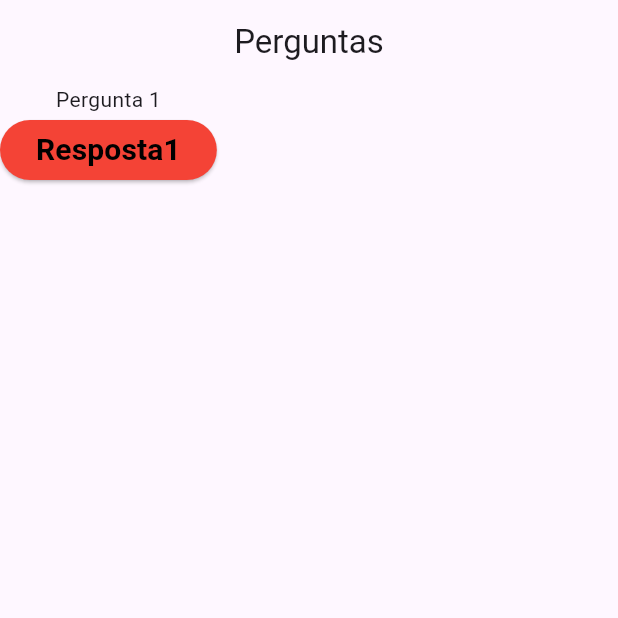
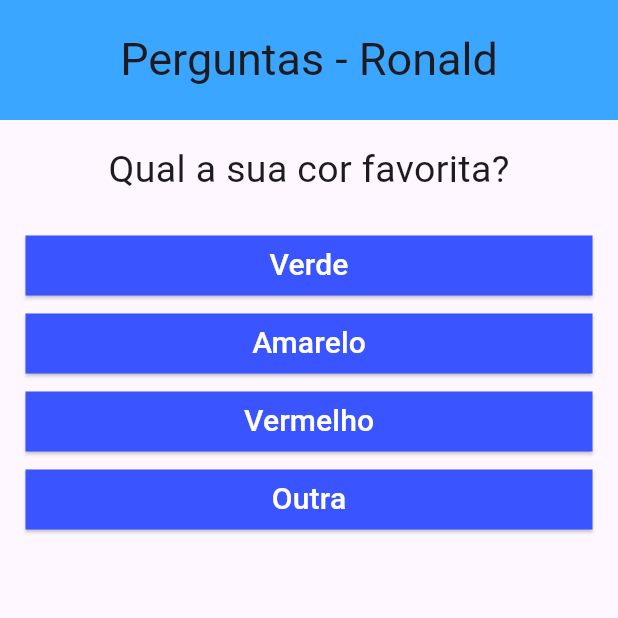
Before and after one commit to RonaldRodriguesD/PrjFlutter, a Flutter app: the screen it shows after launch, on a phone screen of 412 x 824 dp, the top half of it. Run offline on Flutter 3.47's test engine with Material 3 defaults, Android fonts, the phone set to English and light mode, and no system bars.

Commit message:
Atualização 01/12

```diff
--- /dev/null
+++ b/lib/botoes.dart
@@ -0,0 +1,27 @@
+import 'package:flutter/material.dart';
+
+class Botoes extends StatelessWidget {
+  const Botoes({required this.resp, required this.txt,super.key});
+
+  final VoidCallback resp;
+  final String txt;
+
+  @override
+  Widget build(BuildContext context) {
+    return Padding(
+      padding: const EdgeInsets.all(2),
+      child: SizedBox(
+        width: double.infinity,
+        child: ElevatedButton(
+          onPressed: resp,
+          style: ElevatedButton.styleFrom(
+            backgroundColor: const Color.fromARGB(255, 58, 84, 255),
+            foregroundColor: const Color.fromARGB(255, 255, 255, 255),
+            shape: const RoundedRectangleBorder(borderRadius: BorderRadius.zero),
+          ),
+          child:  Text(txt, style: TextStyle(fontSize: 20)),
+        ),
+      ),
+    );
+  }
+}
--- a/lib/main.dart
+++ b/lib/main.dart
@@ -1,7 +1,5 @@
-import 'dart:ffi';
-
 import 'package:flutter/material.dart';
-import 'package:flutter/physics.dart';
+import './botoes.dart';
 
 void main() {
   runApp(const PerguntasApp());
@@ -10,14 +8,9 @@ void main() {
 class PerguntasApp extends StatelessWidget {
   const PerguntasApp({super.key});
 
-
-
   @override
   Widget build(BuildContext context) {
-    return MaterialApp(
-      debugShowCheckedModeBanner: false,
-      home: Home(),
-    );
+    return MaterialApp(debugShowCheckedModeBanner: false, home: const Home());
   }
 }
 
@@ -29,35 +22,63 @@ class Home extends StatefulWidget {
 }
 
 class HomeState extends State<Home> {
+  final perguntas = [
+  {
+    'pergunta': 'Qual a sua cor favorita?',
+    'respostas': ['Verde', 'Amarelo', 'Vermelho', 'Outra'],
+  },
+  {
+    'pergunta': 'Qual o seu animal favorito?',
+    'respostas': ['Gato','Cachorro','Pássaro','Peixe','Outro'],
+  },
+  {
+    'pergunta': 'Qual é o seu time?',
+    'respostas': ['Palmeiras','Corinthians','São Paulo','Santos','Outro'],
+  },
+  {
+  'pergunta': 'Qual é sua linguagem de programação favorita',
+  'respostas': ['Python','Java','Dart','C','C++','Outro'],
+  },
+
+];
+
+  var indicePergunta = 0;
+
+  void responder() {
+    setState(() {
+      if (indicePergunta < perguntas.length - 1) {
+        indicePergunta++;
+      } else {
+        indicePergunta = 0;
+      }
+    });
+  }
+
   @override
   Widget build(BuildContext context) {
     return Scaffold(
       appBar: AppBar(
-        title: const Text('Perguntas'),
+        title: const Text('Perguntas - Ronald', style: TextStyle(fontSize: 30), textAlign: TextAlign.center),
         centerTitle: true,
+        backgroundColor: const Color.fromARGB(255, 58, 166, 255),
+        toolbarHeight: 80,
       ),
-
-      body: Column(
-        children: [
-          Text('Pergunta 1'),
-          ElevatedButton(
-            onPressed: (){},
-            style: ElevatedButton.styleFrom(
-              backgroundColor: Colors.red,
-              alignment: Alignment.center
+      body: Padding(
+        padding: const EdgeInsets.all(15),
+        child: Column(
+          children: [
+            Text(
+              perguntas[indicePergunta]['pergunta'].toString(),
+              style: const TextStyle(fontSize: 25),
             ),
-
-            child: Text(
-              "Resposta1",
-              style: TextStyle(
-                color: Colors.black,
-                fontSize: 20,
-                fontWeight: FontWeight.bold
-              )
-            ),
-          )
-        ],
-      )
+            SizedBox(height: 20,),
+           ...((perguntas[indicePergunta]['respostas'] as List<String>)
+           .map((textoBootao) => Botoes(resp: responder, txt: textoBootao))
+           .toList()
+           ),
+          ],
+        ),
+      ),
     );
   }
 }
```
